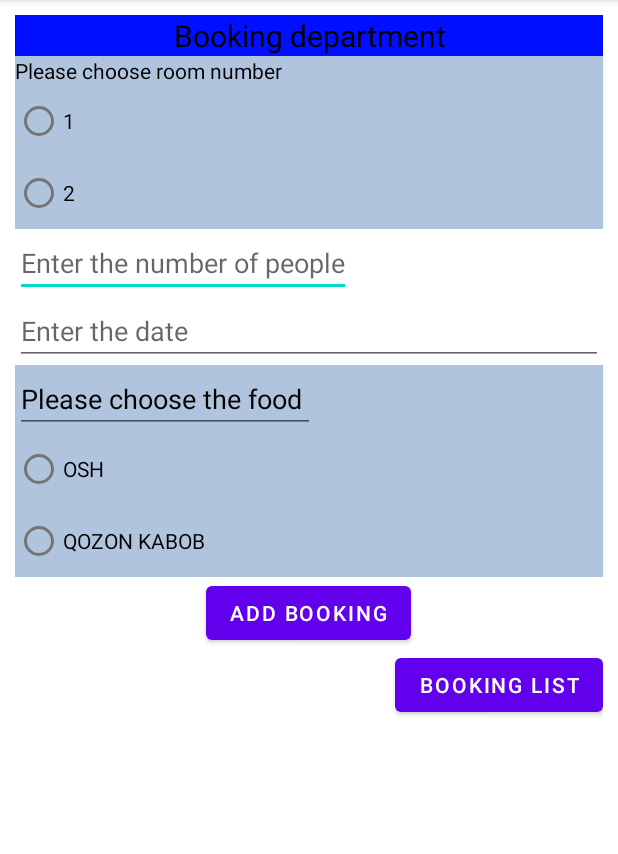
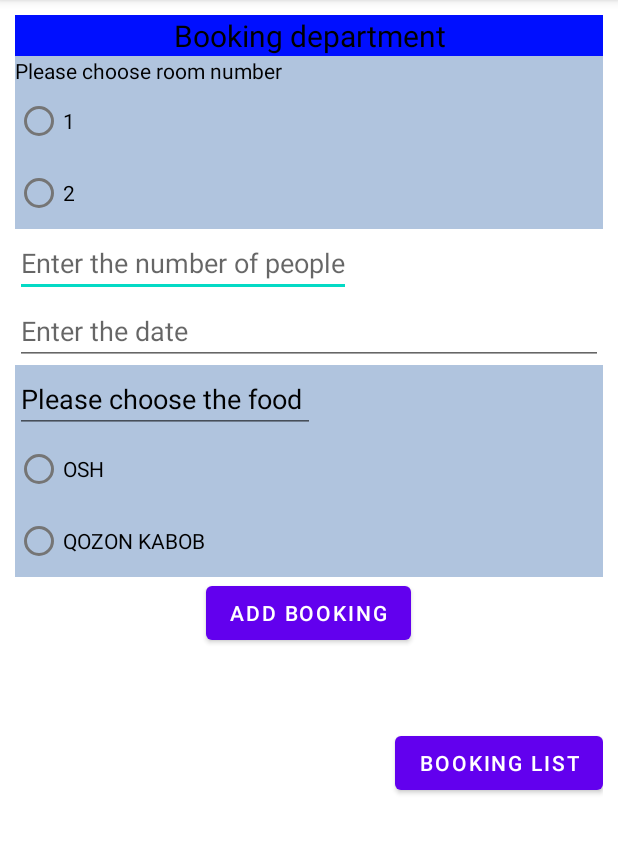
Before and after one commit to Najot-Talim-Android1/Choyxona_Shuhratjon, an Android app: the screen it shows after launch (AddBookingActivity), on a phone screen of 412 x 824 dp, the part 84-938 px from its top. Run offline under Robolectric (Android 15) with nearby library versions, the phone set to English and light mode, and no system bars.

Commit message:
Implementation list

```diff
--- a/app/src/main/res/layout/activity_main.xml
+++ b/app/src/main/res/layout/activity_main.xml
@@ -2,6 +2,7 @@
 <LinearLayout xmlns:android="http://schemas.android.com/apk/res/android"
     xmlns:app="http://schemas.android.com/apk/res-auto"
     xmlns:tools="http://schemas.android.com/tools"
+    android:id="@+id/main_linear_layout"
     android:layout_width="match_parent"
     android:layout_height="match_parent"
     android:orientation="vertical"
@@ -136,17 +137,19 @@
         android:layout_width="wrap_content"
         android:layout_height="wrap_content"
         android:layout_gravity="center|bottom"
-        android:text="Add Booking">
+        android:text="Add Booking" />
 
-    </Button>
-
+    <LinearLayout
+        android:layout_width="match_parent"
+        android:layout_height="100dp"
+        android:orientation="vertical"
+        android:gravity="bottom">
     <Button
         android:id="@+id/booking_list_button"
         android:layout_width="wrap_content"
         android:layout_height="wrap_content"
-        android:layout_gravity="end|bottom"
-        android:text="Booking List">
-
-    </Button>
+        android:layout_gravity="end"
+        android:text="@string/booking_list" />
 
 </LinearLayout>
+</LinearLayout>
--- a/app/src/main/res/values/strings.xml
+++ b/app/src/main/res/values/strings.xml
@@ -4,4 +4,5 @@
     <string name="please_choose_room_number">Please choose room number</string>
     <string name="enter_the_number_of_people">Enter the number of people</string>
     <string name="booking_department">Booking department</string>
+    <string name="booking_list">Booking List</string>
 </resources>
```
Also changed, not shown: app/src/main/java/uz/najottalim/choyxona/BookingListActivity.java (+5 -4 lines).
